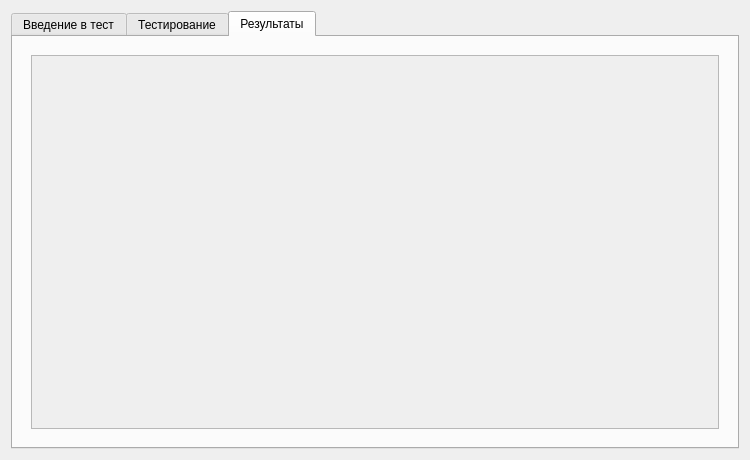
Before: the Qt Designer form client/test_widget.ui in KeltorHD/Client-Server-Application-Design-Patterns-Teaching, drawn with Qt 5.
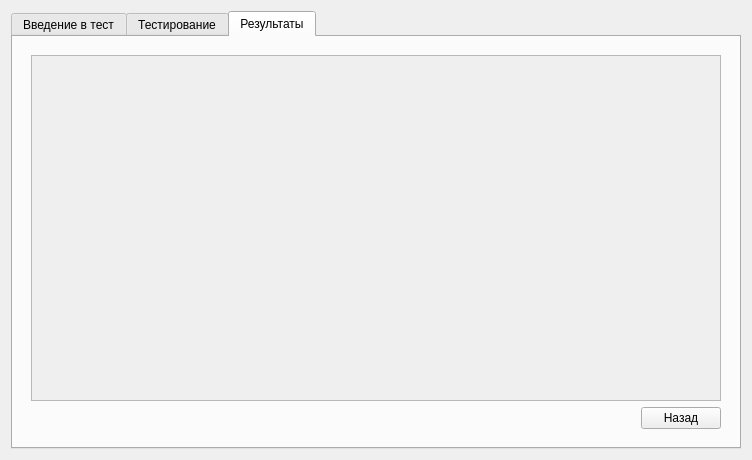
After: the same form once the commit is applied. The open tabs and pages were chosen to show the change.

Diff of the .ui file:
```diff
--- a/client/test_widget.ui
+++ b/client/test_widget.ui
@@ -6,7 +6,7 @@
    <rect>
     <x>0</x>
     <y>0</y>
-    <width>750</width>
+    <width>752</width>
     <height>460</height>
    </rect>
   </property>
@@ -845,8 +845,8 @@
                  <rect>
                   <x>0</x>
                   <y>0</y>
-                  <width>686</width>
-                  <height>376</height>
+                  <width>688</width>
+                  <height>345</height>
                  </rect>
                 </property>
                 <layout class="QVBoxLayout" name="verticalLayout_4">
@@ -857,6 +857,30 @@
                </widget>
               </widget>
              </item>
+             <item>
+              <layout class="QHBoxLayout" name="horizontalLayout_9">
+               <item>
+                <spacer name="horizontalSpacer_13">
+                 <property name="orientation">
+                  <enum>Qt::Horizontal</enum>
+                 </property>
+                 <property name="sizeHint" stdset="0">
+                  <size>
+                   <width>40</width>
+                   <height>20</height>
+                  </size>
+                 </property>
+                </spacer>
+               </item>
+               <item>
+                <widget class="QPushButton" name="back_to_show">
+                 <property name="text">
+                  <string>Назад</string>
+                 </property>
+                </widget>
+               </item>
+              </layout>
+             </item>
             </layout>
            </widget>
           </widget>
```
Left out of the diff: 11 changed lines with no effect on the pictures.
